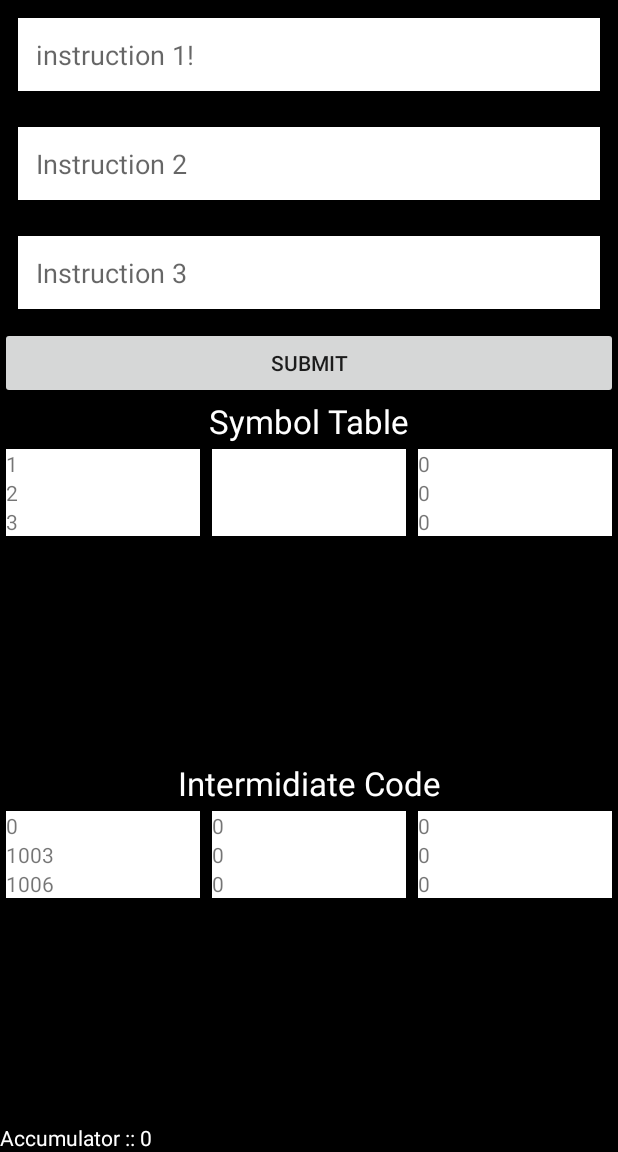
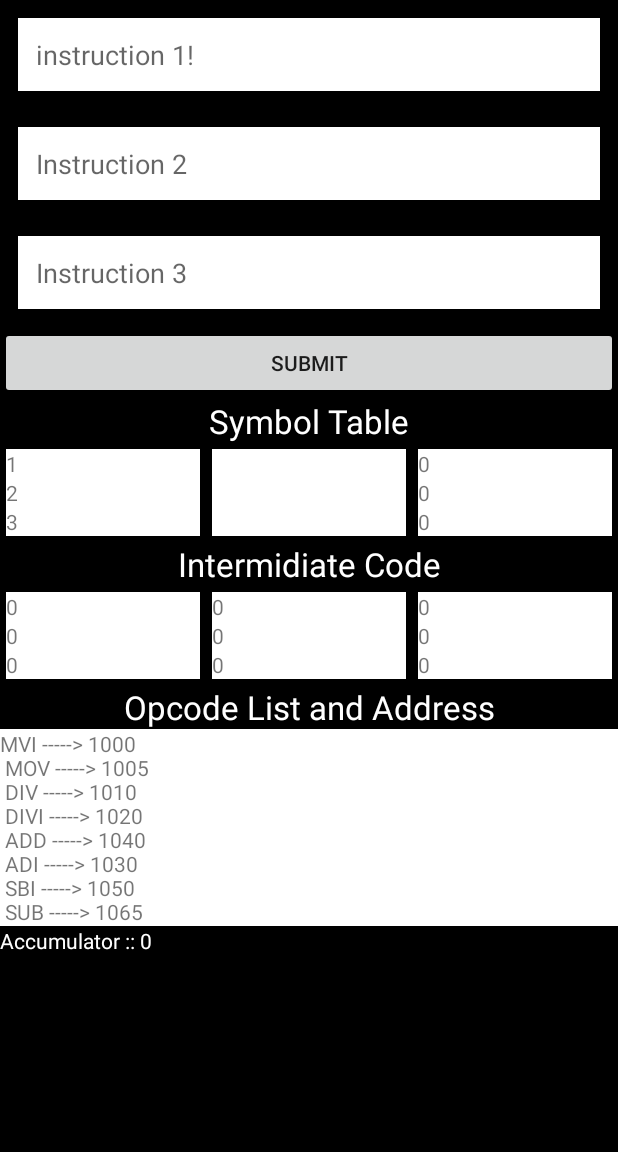
Before and after one commit to shubhamwert/AssemblerSimulationInAndroid, an Android app: the screen it shows after launch (MainActivity), after a tap on "SUBMIT", on a phone screen of 412 x 824 dp, the part 84-1236 px from its top. Run offline under Robolectric (Android 15) with nearby library versions, the phone set to English and light mode, and no system bars; 39 statements that could not run were skipped.

Commit message:
Final Commit

```diff
--- a/app/src/main/java/com/stechapps/assemblerbyshubham/MainActivity.java
+++ b/app/src/main/java/com/stechapps/assemblerbyshubham/MainActivity.java
@@ -195,6 +195,7 @@ public class MainActivity extends AppCompatActivity {
             insIndex.setText("#"+INDEXB);
 
         }else {insIndex.setText(""+temp);}
+
         TextView tv3 = findViewById(R.id.opcode_1);
         tv3.setText("" + opCodeId);
 
@@ -368,8 +369,8 @@ public class MainActivity extends AppCompatActivity {
             insIndex.setText("#"+INDEXB);
 
         }else {insIndex.setText(""+temp);}
-        TextView tv3 = findViewById(R.id.opcode_1);
-        tv3.setText("" + opCode);
+        TextView tv3 = findViewById(R.id.opcode_2);
+
         tv3.setText("" + opCodeId);
     }
 
@@ -540,7 +541,7 @@ public class MainActivity extends AppCompatActivity {
             insIndex.setText("#"+INDEXB);
 
         }else {insIndex.setText(""+temp);}
-        TextView tv3 = findViewById(R.id.opcode_1);
+        TextView tv3 = findViewById(R.id.opcode_3);
         tv3.setText("" + opCodeId);
 
 
@@ -554,6 +555,6 @@ public class MainActivity extends AppCompatActivity {
         getCommand2();
         getCommand3();
         TextView tv = findViewById(R.id.acc_tv);
-        tv.setText("Accumulator :: " + acc);
+        tv.setText(String.format("Accumulator :: %d", acc));
     }
 }
--- a/app/src/main/res/layout/activity_main.xml
+++ b/app/src/main/res/layout/activity_main.xml
@@ -1,12 +1,15 @@
 <?xml version="1.0" encoding="utf-8"?>
-<LinearLayout xmlns:android="http://schemas.android.com/apk/res/android"
+<ScrollView xmlns:android="http://schemas.android.com/apk/res/android"
     xmlns:tools="http://schemas.android.com/tools"
     android:layout_width="match_parent"
     android:layout_height="match_parent"
     android:background="@android:color/black"
     android:orientation="vertical"
     tools:context=".MainActivity">
-
+<LinearLayout
+    android:layout_width="match_parent"
+    android:layout_height="match_parent"
+    android:orientation="vertical">
     <LinearLayout
 
         android:layout_width="match_parent"
@@ -267,12 +270,23 @@
 
 
     </LinearLayout>
-
+    <TextView
+        android:layout_width="match_parent"
+        android:layout_height="wrap_content"
+        android:gravity="center"
+        android:text="Opcode List and Address"
+        android:textAppearance="@android:style/TextAppearance.Large"
+        android:textColor="@android:color/white" />
+    <TextView
+        android:layout_width="match_parent"
+        android:layout_height="wrap_content"
+        android:background="@android:color/white"
+        android:text="@string/code_lsit"/>
     <TextView
         android:id="@+id/acc_tv"
         android:layout_width="wrap_content"
         android:layout_height="wrap_content"
         android:text="Accumulator :: "
         android:textColor="@android:color/white" />
-
 </LinearLayout>
+</ScrollView>
--- a/app/src/main/res/values/strings.xml
+++ b/app/src/main/res/values/strings.xml
@@ -6,4 +6,5 @@
     <string name="index_register_value">index register value</string>
     <string name="index_1">index 1</string>
     <string name="symbol_table">Symbol Table</string>
+    <string name="code_lsit">MVI -----> 1000 \n MOV -----> 1005 \n DIV -----> 1010 \n DIVI -----> 1020 \n ADD -----> 1040 \n  ADI -----> 1030 \n  SBI -----> 1050 \n  SUB -----> 1065</string>
 </resources>
```
